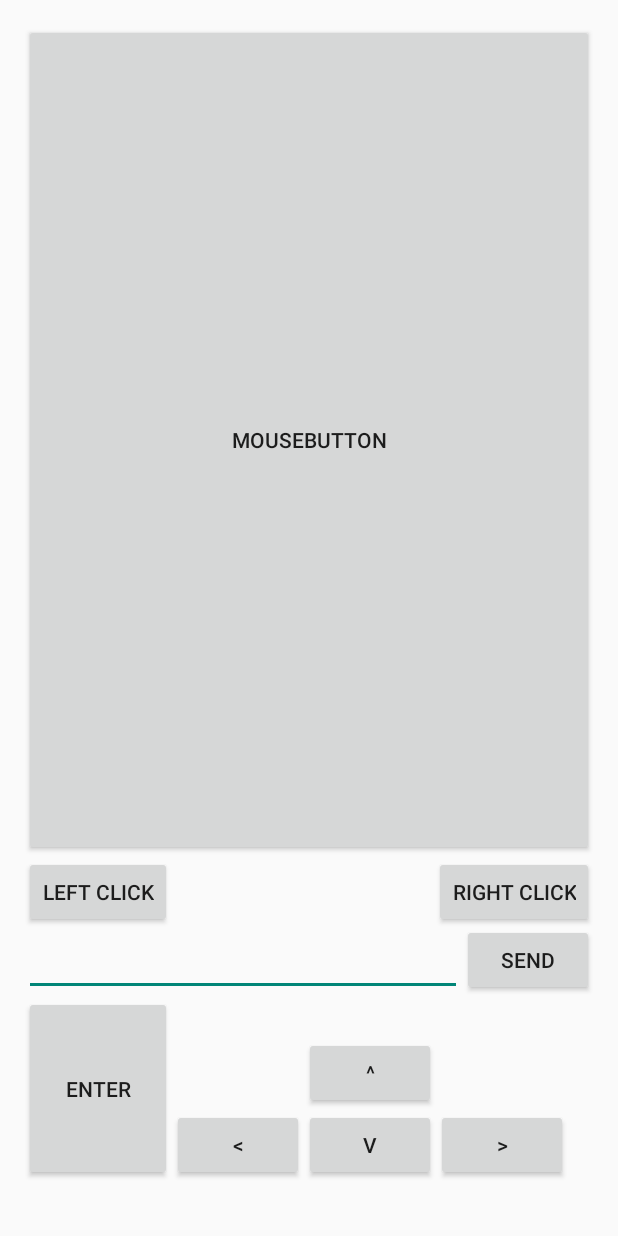
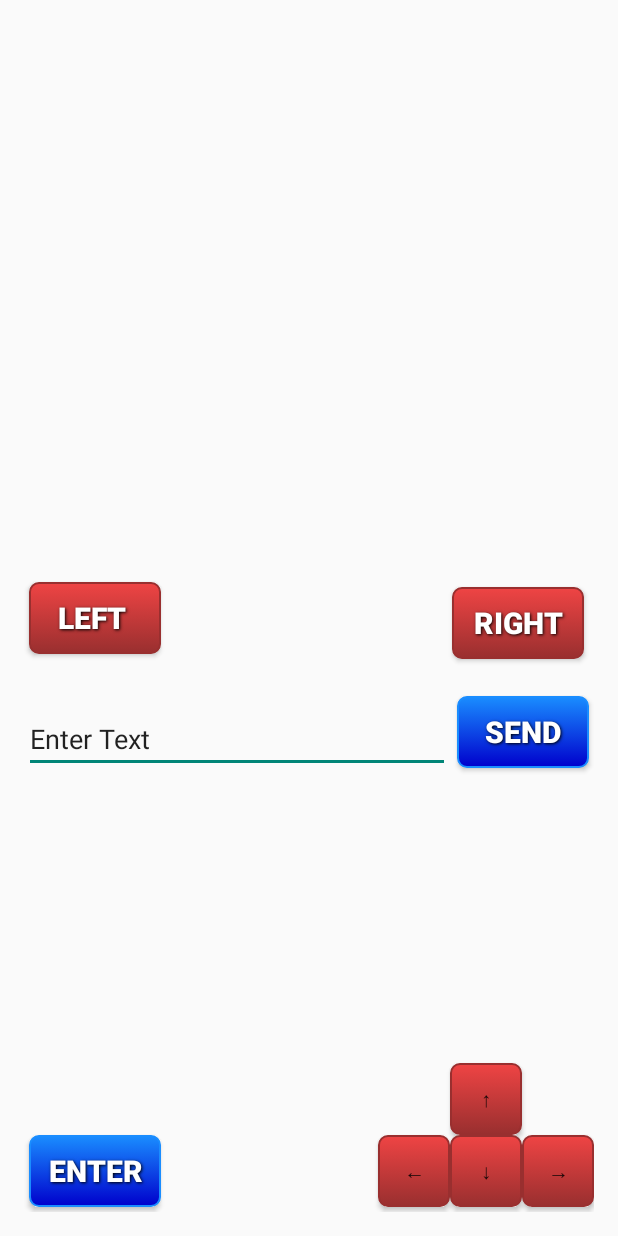
Before and after one commit to KillianMills/PyCast, an Android app: the GeneralMode screen opened directly, with no data from a screen before it, on a phone screen of 412 x 824 dp. Run offline under Robolectric (Android 15) with nearby library versions, the phone set to English and light mode, and no system bars.

Commit message:
Colour Implementaions

```diff
--- /dev/null
+++ b/app/src/main/res/drawable/blue_button.xml
@@ -0,0 +1,37 @@
+<?xml version="1.0" encoding="utf-8" ?>
+<selector xmlns:android="http://schemas.android.com/apk/res/android">
+    <item android:state_pressed="true" >
+        <shape>
+            <solid
+                android:color="#1a8dff" />
+            <stroke
+                android:width="1dp"
+                android:color="#992f2f" />
+            <corners
+                android:radius="6dp" />
+            <padding
+                android:left="10dp"
+                android:top="10dp"
+                android:right="10dp"
+                android:bottom="10dp" />
+        </shape>
+    </item>
+    <item>
+        <shape>
+            <gradient
+                android:startColor="#1a8dff"
+                android:endColor="#0000cc"
+                android:angle="270" />
+            <stroke
+                android:width="1dp"
+                android:color="#1a8dff" />
+            <corners
+                android:radius="6dp" />
+            <padding
+                android:left="10dp"
+                android:top="10dp"
+                android:right="10dp"
+                android:bottom="10dp" />
+        </shape>
+    </item>
+</selector>
--- /dev/null
+++ b/app/src/main/res/drawable/green_button.xml
@@ -0,0 +1,37 @@
+<?xml version="1.0" encoding="utf-8" ?>
+<selector xmlns:android="http://schemas.android.com/apk/res/android">
+    <item android:state_pressed="true" >
+        <shape>
+            <solid
+                android:color="#44ef9a" />
+            <stroke
+                android:width="1dp"
+                android:color="#992f2f" />
+            <corners
+                android:radius="6dp" />
+            <padding
+                android:left="10dp"
+                android:top="10dp"
+                android:right="10dp"
+                android:bottom="10dp" />
+        </shape>
+    </item>
+    <item>
+        <shape>
+            <gradient
+                android:startColor="#00b300"
+                android:endColor="#12d474"
+                android:angle="270" />
+            <stroke
+                android:width="1dp"
+                android:color="#992f2f" />
+            <corners
+                android:radius="6dp" />
+            <padding
+                android:left="10dp"
+                android:top="10dp"
+                android:right="10dp"
+                android:bottom="10dp" />
+        </shape>
+    </item>
+</selector>
--- /dev/null
+++ b/app/src/main/res/drawable/red_button.xml
@@ -0,0 +1,37 @@
+<?xml version="1.0" encoding="utf-8" ?>
+<selector xmlns:android="http://schemas.android.com/apk/res/android">
+<item android:state_pressed="true" >
+    <shape>
+        <solid
+            android:color="#ef4444" />
+        <stroke
+            android:width="1dp"
+            android:color="#992f2f" />
+        <corners
+            android:radius="6dp" />
+        <padding
+            android:left="10dp"
+            android:top="10dp"
+            android:right="10dp"
+            android:bottom="10dp" />
+    </shape>
+</item>
+<item>
+    <shape>
+        <gradient
+            android:startColor="#ef4444"
+            android:endColor="#992f2f"
+            android:angle="270" />
+        <stroke
+            android:width="1dp"
+            android:color="#992f2f" />
+        <corners
+            android:radius="6dp" />
+        <padding
+            android:left="10dp"
+            android:top="10dp"
+            android:right="10dp"
+            android:bottom="10dp" />
+    </shape>
+</item>
+</selector>
--- /dev/null
+++ b/app/src/main/res/drawable/yellow_button.xml
@@ -0,0 +1,37 @@
+<?xml version="1.0" encoding="utf-8" ?>
+<selector xmlns:android="http://schemas.android.com/apk/res/android">
+    <item android:state_pressed="true" >
+        <shape>
+            <solid
+                android:color="#e6c200" />
+            <stroke
+                android:width="1dp"
+                android:color="#992f2f" />
+            <corners
+                android:radius="6dp" />
+            <padding
+                android:left="10dp"
+                android:top="10dp"
+                android:right="10dp"
+                android:bottom="10dp" />
+        </shape>
+    </item>
+    <item>
+        <shape>
+            <gradient
+                android:startColor="#e6c200"
+                android:endColor="#ffd700"
+                android:angle="270" />
+            <stroke
+                android:width="1dp"
+                android:color="#ffd700" />
+            <corners
+                android:radius="6dp" />
+            <padding
+                android:left="10dp"
+                android:top="10dp"
+                android:right="10dp"
+                android:bottom="10dp" />
+        </shape>
+    </item>
+</selector>
--- /dev/null
+++ b/app/src/main/res/layout-land/activity_general_mode.xml
@@ -0,0 +1,124 @@
+<RelativeLayout xmlns:android="http://schemas.android.com/apk/res/android"
+    xmlns:tools="http://schemas.android.com/tools" android:layout_width="match_parent"
+    android:layout_height="match_parent" android:paddingLeft="@dimen/activity_horizontal_margin"
+    android:paddingRight="@dimen/activity_horizontal_margin"
+    android:paddingTop="@dimen/activity_vertical_margin"
+    android:paddingBottom="@dimen/activity_vertical_margin"
+    tools:context="killianmills.pycast.GeneralMode">
+
+
+    <Button
+        android:background="@drawable/blue_button"
+        android:layout_width="wrap_content"
+        android:layout_height="wrap_content"
+        android:text="@string/leftClick"
+        android:id="@+id/leftClick"
+        style="@style/button_text"
+        android:layout_centerVertical="true"
+        android:layout_alignLeft="@+id/mouse"
+        android:layout_alignStart="@+id/mouse" />/>
+
+
+    <Button
+        android:background="@drawable/blue_button"
+        android:layout_width="wrap_content"
+        android:layout_height="wrap_content"
+        android:text="@string/rightClick"
+        android:id="@+id/rightClick"
+        style="@style/button_text"
+        android:layout_alignBottom="@+id/leftClick"
+        android:layout_alignParentRight="true"
+        android:layout_alignParentEnd="true" />/>
+
+    <Button
+        android:background="@drawable/red_button"
+        android:layout_width="wrap_content"
+        android:layout_height="wrap_content"
+        android:text="@string/mouseButton"
+        android:id="@+id/mouse"
+        style="@style/button_text"
+        android:layout_alignParentTop="true"
+        android:layout_alignParentLeft="true"
+        android:layout_alignParentStart="true"
+        android:layout_above="@+id/rightClick"
+        android:layout_alignRight="@+id/rightClick"
+        android:layout_alignEnd="@+id/rightClick" />/>
+
+    <EditText
+        android:layout_width="wrap_content"
+        android:layout_height="wrap_content"
+        android:id="@+id/editText"
+        android:inputType="text"
+        style="@style/button_text"
+        android:layout_below="@+id/rightClick"
+        android:layout_toLeftOf="@+id/enterButton"
+        android:layout_alignLeft="@+id/leftButton"
+        android:layout_alignStart="@+id/leftButton" />/>
+
+    <Button
+        android:background="@drawable/blue_button"
+        android:layout_width="wrap_content"
+        android:layout_height="wrap_content"
+        android:text="@string/sendTextButton"
+        android:id="@+id/sendButton"
+        style="@style/button_text"
+        android:layout_below="@+id/rightClick"
+        android:layout_alignParentRight="true"
+        android:layout_alignParentEnd="true" />/>
+
+    <Button
+        android:background="@drawable/yellow_button"
+        android:layout_width="wrap_content"
+        android:layout_height="wrap_content"
+        android:text="↑"
+        android:id="@+id/upButton"
+        style="@style/button_text"
+        android:layout_below="@+id/editText"
+        android:layout_toRightOf="@+id/leftButton"
+        android:layout_toEndOf="@+id/leftButton" />/>
+
+    <Button
+        android:background="@drawable/yellow_button"
+        android:layout_width="wrap_content"
+        android:layout_height="wrap_content"
+        android:text="↓"
+        android:id="@+id/downButton"
+        style="@style/button_text"
+        android:layout_alignTop="@+id/leftButton"
+        android:layout_toRightOf="@+id/leftButton"
+        android:layout_toEndOf="@+id/leftButton" />/>
+
+    <Button
+        android:background="@drawable/yellow_button"
+        android:layout_width="wrap_content"
+        android:layout_height="wrap_content"
+        android:text="←"
+        android:id="@+id/leftButton"
+        style="@style/button_text"
+        android:layout_alignParentBottom="true"
+        android:layout_alignParentLeft="true"
+        android:layout_alignParentStart="true" />/>
+
+    <Button
+        android:background="@drawable/yellow_button"
+        android:layout_width="wrap_content"
+        android:layout_height="wrap_content"
+        android:text="→"
+        android:id="@+id/rightButton"
+        style="@style/button_text"
+        android:layout_alignBottom="@+id/downButton"
+        android:layout_toRightOf="@+id/downButton"
+        android:layout_toEndOf="@+id/downButton" />/>
+
+    <Button
+        android:background="@drawable/green_button"
+        android:layout_width="wrap_content"
+        android:layout_height="wrap_content"
+        android:text="@string/enterButton"
+        android:id="@+id/enterButton"
+        style="@style/button_text"
+        android:layout_alignParentRight="true"
+        android:layout_alignParentEnd="true"
+        android:layout_below="@+id/sendButton"
+        android:layout_alignBottom="@+id/rightButton" />/>
+</RelativeLayout>
--- a/app/src/main/res/layout/activity_connection_settings.xml
+++ b/app/src/main/res/layout/activity_connection_settings.xml
@@ -44,11 +44,13 @@
             android:text="@string/password" />
 
         <Button
+            android:background="@drawable/red_button"
             android:layout_width="match_parent"
             android:layout_height="wrap_content"
             android:text="@string/connectButton"
             android:id="@+id/connectButton"
-            android:layout_gravity="center_horizontal" />
+            android:layout_gravity="center_horizontal"
+            style="@style/button_text"/>
 
     </LinearLayout>
 </RelativeLayout>
--- a/app/src/main/res/layout/activity_general_mode.xml
+++ b/app/src/main/res/layout/activity_general_mode.xml
@@ -6,103 +6,104 @@
     android:paddingBottom="@dimen/activity_vertical_margin"
     tools:context="killianmills.pycast.GeneralMode">
 
+        <Button
+            android:background="@drawable/blue_button"
+            android:layout_width="wrap_content"
+            android:layout_height="wrap_content"
+            android:text="Send"
+            android:id="@+id/button1"
+            style="@style/button_text"
+            android:layout_alignBottom="@+id/editText1"
+            android:layout_alignRight="@+id/buttonRightk"
+            android:layout_alignEnd="@+id/buttonRightk" />
+
+        <EditText
+            android:id="@+id/editText1"
+            android:layout_width="fill_parent"
+            android:layout_height="wrap_content"
+            android:ems="10"
+            android:text="Enter Text" android:inputType="text"
+            android:layout_marginTop="27dp"
+            android:layout_below="@+id/buttonRightClick"
+            android:layout_toStartOf="@+id/buttonUpk"
+            android:layout_toLeftOf="@+id/buttonUpk" />
 
         <Button
+            android:background="@drawable/red_button"
             android:layout_width="wrap_content"
             android:layout_height="wrap_content"
-        android:text="@string/leftClick"
-        android:id="@+id/leftClick"
-        android:layout_alignTop="@+id/rightClick"
+            android:text="Left "
+            android:id="@+id/buttonLeftClick"
+            style="@style/button_text"
+            android:layout_centerVertical="true"
             android:layout_alignParentLeft="true"
             android:layout_alignParentStart="true" />
 
         <Button
+            android:background="@drawable/red_button"
             android:layout_width="wrap_content"
             android:layout_height="wrap_content"
-        android:text="@string/rightClick"
-        android:id="@+id/rightClick"
-        android:layout_marginBottom="189dp"
-        android:layout_alignParentBottom="true"
-        android:layout_alignRight="@+id/mouse"
-        android:layout_alignEnd="@+id/mouse" />
+            android:text="Right"
+            android:id="@+id/buttonRightClick"
+            style="@style/button_text"
+            android:layout_alignTop="@+id/buttonLeftClick"
+            android:layout_alignRight="@+id/button1"
+            android:layout_alignEnd="@+id/button1" />
 
         <Button
+            android:background="@drawable/blue_button"
             android:layout_width="wrap_content"
             android:layout_height="wrap_content"
-        android:text="@string/mouseButton"
-        android:id="@+id/mouse"
-        android:layout_alignParentTop="true"
+            android:text="Enter"
+            android:id="@+id/buttonEnterClick"
+            android:layout_alignParentBottom="true"
             android:layout_alignParentLeft="true"
             android:layout_alignParentStart="true"
-        android:layout_above="@+id/leftClick"
-        android:layout_alignParentRight="true"
-        android:layout_alignParentEnd="true" />
+            style="@style/button_text"/>
 
-    <EditText
+        <Button
+            android:background="@drawable/red_button"
+            style="?android:attr/buttonStyleSmall"
             android:layout_width="wrap_content"
             android:layout_height="wrap_content"
-        android:id="@+id/editText"
-        android:layout_below="@+id/leftClick"
-        android:layout_alignParentLeft="true"
-        android:layout_alignParentStart="true"
-        android:layout_toLeftOf="@+id/sendButton"
-        android:layout_toStartOf="@+id/sendButton"
-        android:inputType="text" />
-
-    <Button
-        android:layout_width="wrap_content"
-        android:layout_height="wrap_content"
-        android:text="@string/sendTextButton"
-        android:id="@+id/sendButton"
-        android:layout_alignBottom="@+id/editText"
+            android:text="→"
+            android:id="@+id/buttonRightk"
+            android:layout_alignTop="@+id/buttonDownk"
             android:layout_alignParentRight="true"
             android:layout_alignParentEnd="true" />
 
         <Button
+            android:background="@drawable/red_button"
+            style="?android:attr/buttonStyleSmall"
             android:layout_width="wrap_content"
             android:layout_height="wrap_content"
-        android:text="@string/upArrowButton"
-        android:id="@+id/upButton"
-        android:layout_marginTop="27dp"
-        android:layout_below="@+id/editText"
-        android:layout_toEndOf="@+id/leftButton" />
+            android:text="↓"
+            android:id="@+id/buttonDownk"
+            android:layout_below="@+id/buttonUpk"
+            android:layout_toLeftOf="@+id/buttonRightk"
+            android:layout_toStartOf="@+id/buttonRightk" />
 
         <Button
+            android:background="@drawable/red_button"
+            style="?android:attr/buttonStyleSmall"
             android:layout_width="wrap_content"
             android:layout_height="wrap_content"
-        android:text="@string/downArrowButton"
-        android:id="@+id/downButton"
-        android:layout_below="@+id/upButton"
-        android:layout_alignLeft="@+id/upButton"
-        android:layout_alignStart="@+id/upButton" />
+            android:text="←"
+            android:id="@+id/buttonLeftk"
+            android:layout_alignTop="@+id/buttonEnterClick"
+            android:layout_toLeftOf="@+id/buttonDownk"
+            android:layout_toStartOf="@+id/buttonDownk" />
 
         <Button
+            android:background="@drawable/red_button"
+            style="?android:attr/buttonStyleSmall"
             android:layout_width="wrap_content"
             android:layout_height="wrap_content"
-        android:text="@string/leftArrowButton"
-        android:id="@+id/leftButton"
-        android:layout_below="@+id/upButton"
-        android:layout_toRightOf="@+id/leftClick"
-        android:layout_toEndOf="@+id/leftClick" />
+            android:text="↑"
+            android:id="@+id/buttonUpk"
+            android:layout_above="@+id/buttonLeftk"
+            android:layout_toRightOf="@+id/buttonLeftk"
+            android:layout_toEndOf="@+id/buttonLeftk" />
 
-    <Button
-        android:layout_width="wrap_content"
-        android:layout_height="wrap_content"
-        android:text="@string/rightArrowButton"
-        android:id="@+id/rightButton"
-        android:layout_below="@+id/upButton"
-        android:layout_toRightOf="@+id/upButton"
-        android:layout_toEndOf="@+id/upButton" />
 
-    <Button
-        android:layout_width="wrap_content"
-        android:layout_height="wrap_content"
-        android:text="@string/enterButton"
-        android:id="@+id/enterButton"
-        android:layout_alignParentLeft="true"
-        android:layout_alignParentStart="true"
-        android:layout_alignBottom="@+id/leftButton"
-        android:layout_below="@+id/editText"
-        android:layout_toLeftOf="@+id/leftButton"
-        android:layout_toStartOf="@+id/leftButton" />
     </RelativeLayout>
--- a/app/src/main/res/layout/activity_main.xml
+++ b/app/src/main/res/layout/activity_main.xml
@@ -20,31 +20,38 @@
             android:textAppearance="?android:attr/textAppearanceLarge" />
 
         <Button
+            android:background="@drawable/red_button"
             android:layout_width="match_parent"
             android:layout_height="wrap_content"
             android:text="@string/connectionButton"
             android:id="@+id/connectionButton"
-            android:layout_gravity="center_horizontal" />
+            android:layout_gravity="center_horizontal"
+            style="@style/button_text"/>
 
         <Button
+            android:background="@drawable/green_button"
             android:id="@+id/generalButton"
             android:layout_width="fill_parent"
             android:layout_height="wrap_content"
-            android:text="@string/generalButton" />
+            android:text="@string/generalButton"
+            style="@style/button_text"/>
 
         <Button
+            android:background="@drawable/blue_button"
             android:layout_width="match_parent"
             android:layout_height="wrap_content"
             android:text="@string/presentationButton"
-            android:id="@+id/presentationButton" />
+            android:id="@+id/presentationButton"
+            style="@style/button_text"/>
 
         <Button
-            style="?android:attr/buttonStyleSmall"
+            android:background="@drawable/yellow_button"
             android:layout_width="match_parent"
             android:layout_height="wrap_content"
             android:text="@string/aboutButton"
             android:id="@+id/aboutButton"
-            android:layout_gravity="center_horizontal" />
+            android:layout_gravity="center_horizontal"
+            style="@style/button_text"/>
 
     </LinearLayout>
 
--- a/app/src/main/res/values/styles.xml
+++ b/app/src/main/res/values/styles.xml
@@ -1,8 +1,23 @@
+<?xml version="1.0" encoding="utf-8" ?>
 <resources>
 
-    <!-- Base application theme. -->
-    <style name="AppTheme" parent="Theme.AppCompat.Light.DarkActionBar">
-        <!-- Customize your theme here. -->
-    </style>
+<!-- Base application theme. -->
+<style name="AppTheme" parent="Theme.AppCompat.Light.DarkActionBar">
+    <!-- Customize your theme here. -->
+</style>
 
+
+<style name="button_text" >
+    <item name="android:layout_width" >fill_parent</item>
+    <item name="android:layout_height" >wrap_content</item>
+    <item name="android:textColor" >#ffffff</item>
+    <item name="android:gravity" >center</item>
+    <item name="android:layout_margin" >3dp</item>
+    <item name="android:textSize" >20dp</item>
+    <item name="android:textStyle" >bold</item>
+    <item name="android:shadowColor" >#000000</item>
+    <item name="android:shadowDx" >1</item>
+    <item name="android:shadowDy" >1</item>
+    <item name="android:shadowRadius" >2</item>
+</style>
 </resources>
```
Lines whose indentation alone changed are shown as unchanged.
